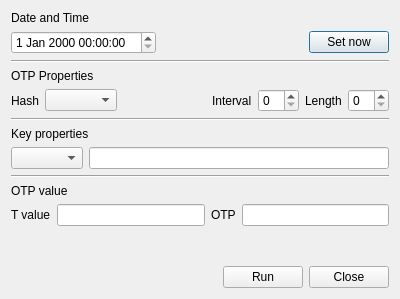
This is BerViewer/gen_otp_dlg.ui in jykim74/BerEditor as Qt 5 draws it before an edit. The edited form follows.
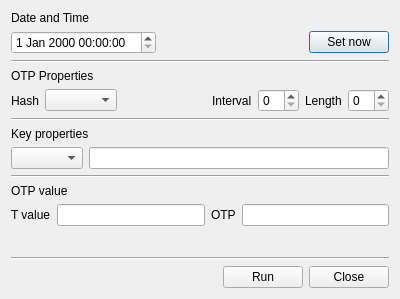
This is the edited form.

```diff
--- a/BerViewer/gen_otp_dlg.ui
+++ b/BerViewer/gen_otp_dlg.ui
@@ -195,6 +195,13 @@
      </property>
     </spacer>
    </item>
+   <item>
+    <widget class="Line" name="line_4">
+     <property name="orientation">
+      <enum>Qt::Horizontal</enum>
+     </property>
+    </widget>
+   </item>
    <item>
     <layout class="QGridLayout" name="gridLayout">
      <item row="0" column="1">
```
Left out of the diff: 13 changed lines with no effect on the pictures.
